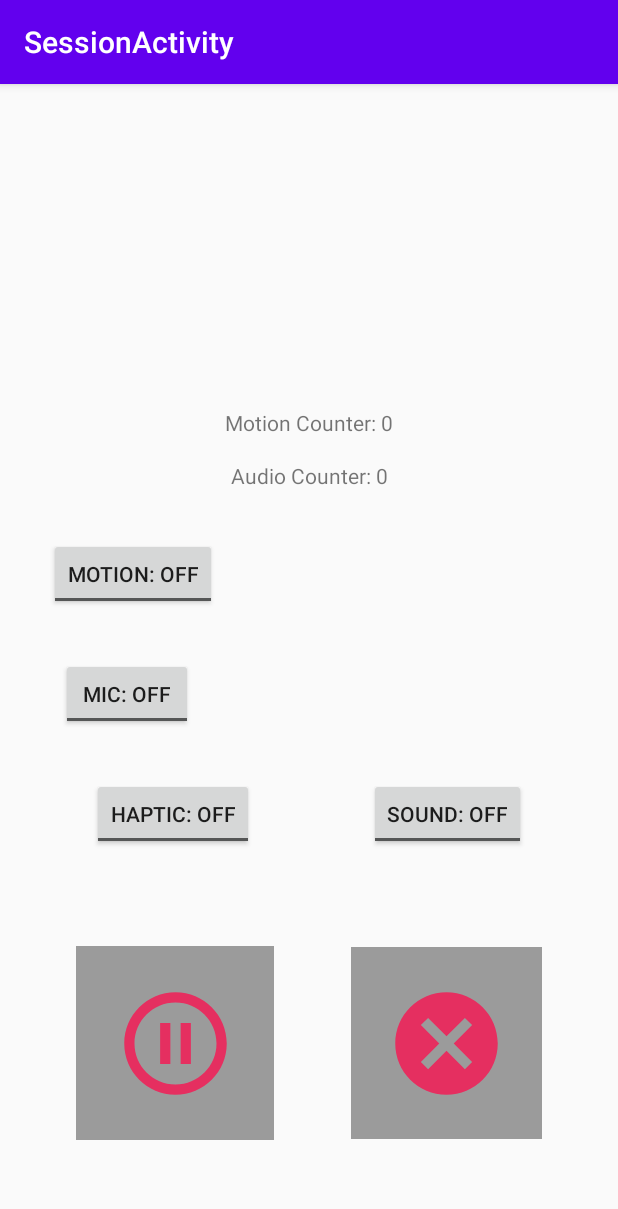
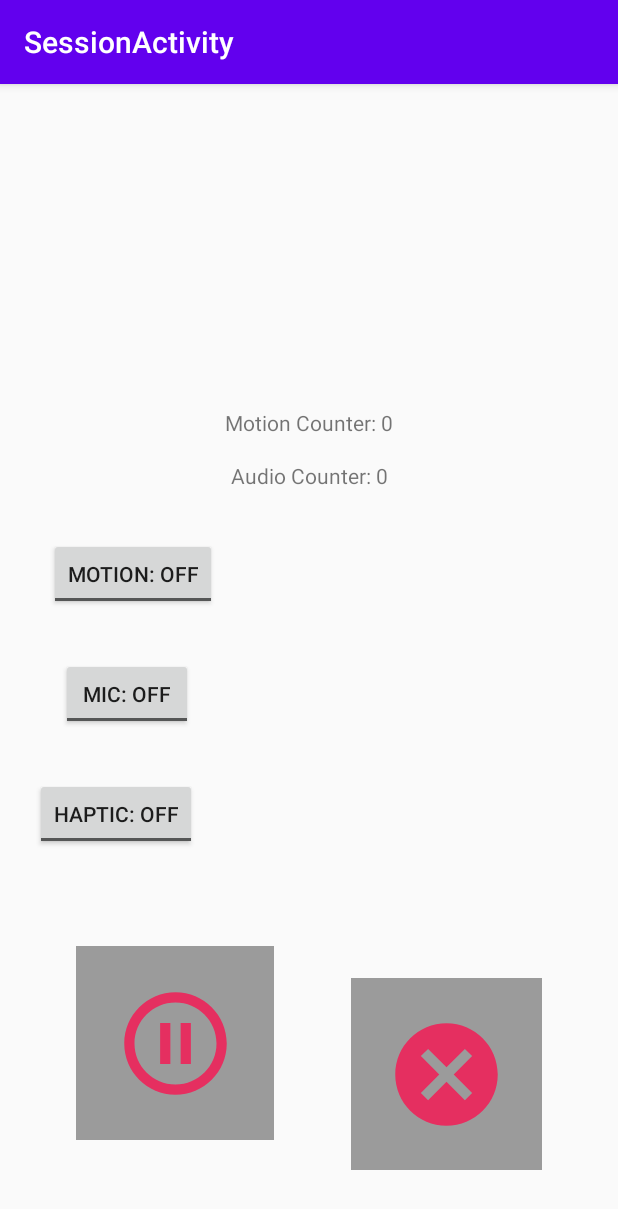
Before and after one commit to jjanton/TicTrac, an Android app: the fragment SessionFragment placed in its activity, on a phone screen of 412 x 824 dp. Shown: the top 1209 px of the screen. Run offline under Robolectric (Android 15) with nearby library versions, the phone set to English and light mode, and no system bars; 3 statements that could not run were skipped.

Commit message:
cleaned up code, fixed a couple bugs

```diff
--- a/app/src/main/java/com/project/tictrac/MainActivity.java
+++ b/app/src/main/java/com/project/tictrac/MainActivity.java
@@ -24,7 +24,6 @@ public class MainActivity extends AppCompatActivity {
 
         // Set button listeners
         setButtonListeners();
-
     }
 
     private void setButtonListeners() {
--- a/app/src/main/java/com/project/tictrac/Utils.java
+++ b/app/src/main/java/com/project/tictrac/Utils.java
@@ -46,4 +46,5 @@ public class Utils {
         context.startActivity(intent);
     }
 
+
 }
--- a/app/src/main/java/com/project/tictrac/session/SessionActivity.java
+++ b/app/src/main/java/com/project/tictrac/session/SessionActivity.java
@@ -27,6 +27,7 @@ public class SessionActivity extends AppCompatActivity implements SessionActivit
      * This is a callback method, called from SessionSetupFragment in order to pass user
      * input values for timer, haptic, audio, and visual feedback from the SessionSetupFragment,
      * to SessionActivity, and then to a SessionFragment we create here
+     *
      * @param details SessionDetails object with values for timer, haptic/audio/visual feedback
      */
     @Override
--- a/app/src/main/java/com/project/tictrac/session/midsession/EndSessionDialogFragment.java
+++ b/app/src/main/java/com/project/tictrac/session/midsession/EndSessionDialogFragment.java
@@ -11,12 +11,10 @@ import androidx.fragment.app.DialogFragment;
 
 import com.project.tictrac.Utils;
 
-// This class referenced (in part) from: https://guides.codepath.com/android/using-dialogfragment
+// This class and methods referenced (in part) from: https://guides.codepath.com/android/using-dialogfragment
 public class EndSessionDialogFragment extends DialogFragment {
 
-    public EndSessionDialogFragment() {
-
-    }
+    public EndSessionDialogFragment() { }
 
     public static EndSessionDialogFragment newInstance(String ticName, String motionCounterValue, String audioCounterValue) {
         EndSessionDialogFragment fragment = new EndSessionDialogFragment();
--- a/app/src/main/java/com/project/tictrac/session/midsession/MotionEventListener.java
+++ b/app/src/main/java/com/project/tictrac/session/midsession/MotionEventListener.java
@@ -63,9 +63,7 @@ public class MotionEventListener extends AppCompatActivity implements SensorEven
                     Utils.vibrate(500, context);
                 }
 
-                mViewModelHandler.post(() -> {
-                    mViewModel.incrementMotionCounter();
-                });
+                mViewModelHandler.post(() -> mViewModel.incrementMotionCounter());
 
                 resetSensor();
             }
@@ -94,7 +92,7 @@ public class MotionEventListener extends AppCompatActivity implements SensorEven
 
     public void resetSensor() {
 
-        if (! mViewModel.isTimerPaused()) {
+        if (!mViewModel.isTimerPaused()) {
             sensorManager.unregisterListener(mViewModel.getMotionEventListener());
             mViewModel.setMotionEventListener(null);
 
--- a/app/src/main/java/com/project/tictrac/session/midsession/SessionFragment.java
+++ b/app/src/main/java/com/project/tictrac/session/midsession/SessionFragment.java
@@ -7,14 +7,12 @@ import android.content.DialogInterface;
 import android.content.pm.PackageManager;
 import android.hardware.Sensor;
 import android.hardware.SensorManager;
-import android.media.MediaRecorder;
 import android.os.Bundle;
 import android.os.CountDownTimer;
 import android.view.LayoutInflater;
 import android.view.View;
 import android.view.ViewGroup;
 import android.view.WindowManager;
-import android.widget.EditText;
 import android.widget.ImageButton;
 import android.widget.RadioButton;
 import android.widget.RadioGroup;
@@ -30,18 +28,12 @@ import androidx.fragment.app.FragmentManager;
 import androidx.lifecycle.Observer;
 import androidx.lifecycle.SavedStateViewModelFactory;
 import androidx.lifecycle.ViewModelProvider;
-import androidx.navigation.NavController;
-import androidx.navigation.Navigation;
-import androidx.navigation.fragment.NavHostFragment;
 
-import com.google.android.material.snackbar.Snackbar;
 import com.project.tictrac.R;
 import com.project.tictrac.Utils;
-import com.project.tictrac.session.SessionActivityCallback;
 import com.project.tictrac.session.presession.SessionDetails;
 
 import java.io.File;
-import java.util.Objects;
 import java.util.concurrent.TimeUnit;
 
 import static android.content.Context.SENSOR_SERVICE;
@@ -63,9 +55,10 @@ public class SessionFragment extends Fragment {
     private RadioGroup motionSensorRadioGroup;
     private RadioGroup audioSensorRadioGroup;
     private ToggleButton hapticFeedbackToggleButton2;
-    private ToggleButton audioFeedbackToggleButton2;
     private ImageButton pauseButton;
     private ImageButton endSessionButton;
+
+    private boolean firstTime;
 
     private boolean motionSensorPreviouslyEnabled = false;
     private boolean audioSensorPreviouslyEnabled = false;
@@ -83,14 +76,12 @@ public class SessionFragment extends Fragment {
     @Override
     public void onPause() {
         super.onPause();
-
         pauseEverything();
     }
 
     @Override
     public void onResume() {
         super.onResume();
-
         resumeEverything();
     }
 
@@ -113,8 +104,6 @@ public class SessionFragment extends Fragment {
                 getActivity().getApplication(), this);
         mViewModel = new ViewModelProvider(this, factory).get(SessionViewModel.class);
 
-        mViewModel.setTimerPaused(false);
-
         sensorManager = (SensorManager) requireContext().getSystemService(SENSOR_SERVICE);
 
         // Get UI elements
@@ -126,7 +115,6 @@ public class SessionFragment extends Fragment {
         motionSensorRadioGroup = getView().findViewById(R.id.motionSensorRadioGroup);
         audioSensorRadioGroup = getView().findViewById(R.id.audioSensorRadioGroup);
         hapticFeedbackToggleButton2 = getView().findViewById(R.id.hapticFeedbackToggleButton2);
-        audioFeedbackToggleButton2 = getView().findViewById(R.id.audioFeedbackToggleButton2);
         motionCounter.setText("Motion Counter: 0");
         audioCounter.setText("Audio Counter: 0");
         pauseButton = getView().findViewById(R.id.pauseButton);
@@ -147,7 +135,6 @@ public class SessionFragment extends Fragment {
             mViewModel.setAudioSensorEnabled(sessionDetails.getAudioSensor());
 
             mViewModel.setHapticFeedbackEnabled(sessionDetails.getHapticFeedback());
-            mViewModel.setAudioFeedbackEnabled(sessionDetails.getAudioFeedback());
 
             mViewModel.setMotionSensitivity(sessionDetails.getMotionSensitivity());
             mViewModel.setAudioSensitivity(sessionDetails.getAudioSensitivity());
@@ -176,7 +163,11 @@ public class SessionFragment extends Fragment {
         OnBackPressedCallback backPressedCallback = new OnBackPressedCallback(true) {
             @Override
             public void handleOnBackPressed() {
-                displayNewLinkPopup(getContext());
+                displayNewPopup(getContext(),
+                        "Warning",
+                        "Any Changes Will Not Be Saved. Are You Sure?",
+                        "Return To Main Menu",
+                        "Cancel");
             }
         };
         requireActivity().getOnBackPressedDispatcher().addCallback(getViewLifecycleOwner(), backPressedCallback);
@@ -247,22 +238,34 @@ public class SessionFragment extends Fragment {
             }
         });
 
-        audioFeedbackToggleButton2.setOnClickListener(new View.OnClickListener() {
-            @Override
-            public void onClick(View v) {
-                mViewModel.setAudioFeedbackEnabled(audioFeedbackToggleButton2.isChecked());
-            }
-        });
-
         pauseButton.setOnClickListener(new View.OnClickListener() {
             @Override
             public void onClick(View v) {
                 if (!mViewModel.isTimerPaused() && countDownTimer != null) {
                     pauseEverything();
-                }
-                else {
+                } else {
                     resumeEverything();
                 }
+            }
+        });
+
+        endSessionButton.setOnClickListener(new View.OnClickListener() {
+            @Override
+            public void onClick(View v) {
+
+                AlertDialog popup = new AlertDialog.Builder(getContext())
+                        .setTitle("Warning")
+                        .setMessage("This Will End The Current Session. Are You Sure?")
+                        .setNegativeButton("Cancel", null)
+                        .setPositiveButton("End Session", new DialogInterface.OnClickListener() {
+                            @Override
+                            public void onClick(DialogInterface dialog, int which) {
+                                pauseEverything();
+                                endSession();
+                            }
+                        })
+                        .create();
+                popup.show();
             }
         });
     }
@@ -308,9 +311,7 @@ public class SessionFragment extends Fragment {
         if (mViewModel.isHapticFeedbackEnabled()) {
             this.hapticFeedbackToggleButton2.setChecked(true);
         }
-        if (mViewModel.isAudioFeedbackEnabled()) {
-            this.audioFeedbackToggleButton2.setChecked(true);
-        }
+
     }
 
     /**
@@ -378,9 +379,10 @@ public class SessionFragment extends Fragment {
         }
     }
 
-    // referenced from https://developer.android.com/reference/android/os/CountDownTimer
+    // referenced (in part) from https://developer.android.com/reference/android/os/CountDownTimer
     private CountDownTimer createCountDownTimer(long millis, int interval) {
         mViewModel.setTimerPaused(false);
+        firstTime = true;
 
         return new CountDownTimer(millis, interval) {
 
@@ -391,7 +393,9 @@ public class SessionFragment extends Fragment {
                     mViewModel.setTimerPaused(true);
                     countDownTimer = null;
                 } else {
+                    firstTime = false;
                     mViewModel.setTimeRemaining(millisUntilFinished);
+                    mViewModel.setTimerPaused(false);
                     countdownTimerTextView.setText(String.format("%s:%s",
                             TimeUnit.MILLISECONDS.toMinutes(millisUntilFinished) % 60,
                             TimeUnit.MILLISECONDS.toSeconds(millisUntilFinished) % 60
@@ -402,21 +406,21 @@ public class SessionFragment extends Fragment {
 
             @Override
             public void onFinish() {
-                System.out.println("IN THE ON FINISH");
-                if (countDownTimer != null && !mViewModel.isTimerPaused()) {
-//                    endSession();
+                if (!firstTime) {
+                    endSession();
                 }
             }
         }.start();
+
     }
 
     // Referenced (in part) from: https://www.sitepoint.com/starting-android-development-creating-todo-app/
-    private void displayNewLinkPopup(Context context) {
+    private void displayNewPopup(Context context, String title, String message, String positive, String negative) {
         AlertDialog popup = new AlertDialog.Builder(context)
-                .setTitle("Warning")
-                .setMessage("Any changes will not be saved. Are you sure?")
-                .setNegativeButton("Cancel", null)
-                .setPositiveButton("Go Back", new DialogInterface.OnClickListener() {
+                .setTitle(title)
+                .setMessage(message)
+                .setNegativeButton(negative, null)
+                .setPositiveButton(positive, new DialogInterface.OnClickListener() {
                     @Override
                     public void onClick(DialogInterface dialog, int which) {
                         stopReadingAudioData();
@@ -463,6 +467,8 @@ public class SessionFragment extends Fragment {
     }
 
     private void endSession() {
+        stopReadingAudioData();
+        stopReadingMotionData();
         createDialogFragment();
     }
 
@@ -479,7 +485,6 @@ public class SessionFragment extends Fragment {
     }
 
     private void pauseEverything() {
-
         if (countDownTimer != null) {
             pauseTimer(mViewModel.getTimeRemaining());
         }
--- a/app/src/main/java/com/project/tictrac/session/midsession/SessionViewModel.java
+++ b/app/src/main/java/com/project/tictrac/session/midsession/SessionViewModel.java
@@ -17,13 +17,11 @@ public class SessionViewModel extends ViewModel {
     private boolean audioSensorEnabled;
 
     private boolean hapticFeedbackEnabled;
-    private boolean audioFeedbackEnabled;
 
     private String motionSensitivity;
     private String audioSensitivity;
 
     private MotionEventListener motionEventListener;
-
 
     public SessionViewModel() {
         motionCounter.setValue(0);
@@ -31,55 +29,87 @@ public class SessionViewModel extends ViewModel {
         motionEventListener = null;
     }
 
-    public MutableLiveData<Integer> getMotionCounter() { return motionCounter; }
+    public MutableLiveData<Integer> getMotionCounter() {
+        return motionCounter;
+    }
 
-    public MutableLiveData<Integer> getAudioCounter() { return audioCounter; }
+    public MutableLiveData<Integer> getAudioCounter() {
+        return audioCounter;
+    }
 
-    void incrementMotionCounter () {
+    void incrementMotionCounter() {
         Integer newValue = (motionCounter == null) ? 0 : motionCounter.getValue() + 1;
         motionCounter.setValue(newValue);
     }
 
-    void incrementAudioCounter () {
+    void incrementAudioCounter() {
         Integer newValue = (audioCounter.getValue() == null) ? 0 : audioCounter.getValue() + 1;
         audioCounter.setValue(newValue);
     }
 
-    public int getTimerValue() { return timerValue; }
+    public int getTimerValue() {
+        return timerValue;
+    }
 
-    public void setTimerValue(int timerValue) { this.timerValue = timerValue; }
+    public void setTimerValue(int timerValue) {
+        this.timerValue = timerValue;
+    }
 
-    public boolean isTimerPaused() { return isTimerPaused; }
+    public boolean isTimerPaused() {
+        return isTimerPaused;
+    }
 
-    public void setTimerPaused(boolean timerPaused) { isTimerPaused = timerPaused; }
+    public void setTimerPaused(boolean timerPaused) {
+        isTimerPaused = timerPaused;
+    }
 
-    public String getTicName() { return ticName; }
+    public String getTicName() {
+        return ticName;
+    }
 
-    public void setTicName(String ticName) { this.ticName = ticName; }
+    public void setTicName(String ticName) {
+        this.ticName = ticName;
+    }
 
-    public boolean isMotionSensorEnabled() { return motionSensorEnabled; }
+    public boolean isMotionSensorEnabled() {
+        return motionSensorEnabled;
+    }
 
-    public void setMotionSensorEnabled(boolean motionSensorEnabled) { this.motionSensorEnabled = motionSensorEnabled; }
+    public void setMotionSensorEnabled(boolean motionSensorEnabled) {
+        this.motionSensorEnabled = motionSensorEnabled;
+    }
 
-    public boolean isAudioSensorEnabled() { return audioSensorEnabled; }
+    public boolean isAudioSensorEnabled() {
+        return audioSensorEnabled;
+    }
 
-    public void setAudioSensorEnabled(boolean audioSensorEnabled) { this.audioSensorEnabled = audioSensorEnabled; }
+    public void setAudioSensorEnabled(boolean audioSensorEnabled) {
+        this.audioSensorEnabled = audioSensorEnabled;
+    }
 
-    public boolean isHapticFeedbackEnabled() { return hapticFeedbackEnabled; }
+    public boolean isHapticFeedbackEnabled() {
+        return hapticFeedbackEnabled;
+    }
 
-    public void setHapticFeedbackEnabled(boolean hapticFeedbackEnabled) { this.hapticFeedbackEnabled = hapticFeedbackEnabled; }
+    public void setHapticFeedbackEnabled(boolean hapticFeedbackEnabled) {
+        this.hapticFeedbackEnabled = hapticFeedbackEnabled;
+    }
 
-    public boolean isAudioFeedbackEnabled() { return audioFeedbackEnabled; }
+    public String getMotionSensitivity() {
+        return motionSensitivity;
+    }
 
-    public void setAudioFeedbackEnabled(boolean audioFeedbackEnabled) { this.audioFeedbackEnabled = audioFeedbackEnabled; }
+    public void setMotionSensitivity(String motionSensitivity) {
+        this.motionSensitivity = motionSensitivity;
+    }
 
-    public String getMotionSensitivity() { return motionSensitivity; }
+    public String getAudioSensitivity() {
+        return audioSensitivity;
+    }
 
-    public void setMotionSensitivity(String motionSensitivity) { this.motionSensitivity = motionSensitivity; }
-
-    public String getAudioSensitivity() { return audioSensitivity; }
-
-    public void setAudioSensitivity(String audioSensitivity) { this.audioSensitivity = audioSensitivity; }
+    public void setAudioSensitivity(String audioSensitivity) {
+        this.audioSensitivity = audioSensitivity;
+    }
 
     public long getTimeRemaining() {
         return timeRemaining;
--- a/app/src/main/java/com/project/tictrac/session/presession/SessionSetupFragment.java
+++ b/app/src/main/java/com/project/tictrac/session/presession/SessionSetupFragment.java
@@ -37,7 +37,6 @@ public class SessionSetupFragment extends Fragment {
     private ToggleButton motionSensorToggleButton;
     private ToggleButton audioSensorToggleButton;
     private ToggleButton hapticFeedbackToggleButton;
-    private ToggleButton audioFeedbackToggleButton;
     private RadioGroup motionSensorRadioGroup;
     private RadioGroup audioSensorRadioGroup;
 
@@ -92,7 +91,6 @@ public class SessionSetupFragment extends Fragment {
         motionSensorToggleButton = getView().findViewById(R.id.motionSensorToggleButton);
         audioSensorToggleButton = getView().findViewById(R.id.audioSensorToggleButton);
         hapticFeedbackToggleButton = getView().findViewById(R.id.hapticFeedbackToggleButton);
-        audioFeedbackToggleButton = getView().findViewById(R.id.audioFeedbackToggleButton);
         audioSensorRadioGroup = getView().findViewById(R.id.audioSensorRadioGroup);
         motionSensorRadioGroup = getView().findViewById(R.id.motionSensorRadioGroup);
         startSessionButton = getView().findViewById(R.id.startSessionButton);
@@ -148,7 +146,7 @@ public class SessionSetupFragment extends Fragment {
             if (timerTextView.getText().toString().equals("")
                     || Integer.parseInt(timerTextView.getText().toString()) < 1
                     || ticNameTextView.getText().toString().equals("")) {
-                Toast.makeText(getContext(), "Enter a tic name and a timer value of at least 1 minute!",
+                Toast.makeText(getContext(), "Please Enter A Tic Name And A Timer Value Of At Least 1 Minute",
                         Toast.LENGTH_SHORT).show();
                 return;
             }
@@ -160,8 +158,7 @@ public class SessionSetupFragment extends Fragment {
                     audioSensorToggleButton.isChecked(),
                     motionSensorRadioButton == null ? "Medium" : motionSensorRadioButton.getText().toString(),
                     audioSensorRadioButton == null ? "Medium" : audioSensorRadioButton.getText().toString(),
-                    hapticFeedbackToggleButton.isChecked(),
-                    audioFeedbackToggleButton.isChecked()
+                    hapticFeedbackToggleButton.isChecked()
             );
 
             activityCallback.beginSessionButtonClicked(details);
@@ -174,7 +171,6 @@ public class SessionSetupFragment extends Fragment {
         motionSensorToggleButton.setChecked(false);
         audioSensorToggleButton.setChecked(false);
         hapticFeedbackToggleButton.setChecked(false);
-        audioFeedbackToggleButton.setChecked(false);
         Utils.setRadioGroup(motionSensorRadioGroup, false);
         Utils.setRadioGroup(audioSensorRadioGroup, false);
         motionSensorRadioGroup.clearCheck();
--- a/app/src/main/res/layout/session_fragment.xml
+++ b/app/src/main/res/layout/session_fragment.xml
@@ -158,25 +158,13 @@
         android:layout_width="wrap_content"
         android:layout_height="wrap_content"
         android:layout_marginHorizontal="16sp"
+        android:layout_marginStart="32dp"
         android:layout_marginTop="32dp"
+        android:layout_marginEnd="289dp"
         android:textOff="@string/haptic_feedback_off"
         android:textOn="@string/haptic_feedback_on"
-        app:layout_constraintEnd_toStartOf="@+id/audioFeedbackToggleButton2"
-        app:layout_constraintHorizontal_bias="0.5"
+        app:layout_constraintEnd_toEndOf="parent"
         app:layout_constraintStart_toStartOf="parent"
-        app:layout_constraintTop_toBottomOf="@id/audioSensorToggleButton2" />
-
-    <ToggleButton
-        android:id="@+id/audioFeedbackToggleButton2"
-        android:layout_width="wrap_content"
-        android:layout_height="wrap_content"
-        android:layout_marginHorizontal="16sp"
-        android:layout_marginTop="32dp"
-        android:textOff="@string/sound_off"
-        android:textOn="@string/sound_on"
-        app:layout_constraintEnd_toEndOf="parent"
-        app:layout_constraintHorizontal_bias="0.5"
-        app:layout_constraintStart_toEndOf="@+id/hapticFeedbackToggleButton2"
         app:layout_constraintTop_toBottomOf="@id/audioSensorToggleButton2" />
 
     <ImageButton
@@ -195,13 +183,13 @@
         android:id="@+id/endSessionButton"
         android:layout_width="127dp"
         android:layout_height="128dp"
+        android:layout_marginBottom="44dp"
+        android:background="@color/material_on_background_disabled"
         android:src="@drawable/ic_baseline_cancel_24"
-        android:background="@color/material_on_background_disabled"
         app:layout_constraintBottom_toBottomOf="parent"
         app:layout_constraintEnd_toEndOf="parent"
         app:layout_constraintHorizontal_bias="0.5"
-        app:layout_constraintStart_toEndOf="@+id/pauseButton"
-        app:layout_constraintTop_toBottomOf="@+id/audioFeedbackToggleButton2" />
+        app:layout_constraintStart_toEndOf="@+id/pauseButton" />
 
 
 </androidx.constraintlayout.widget.ConstraintLayout>
```
Also changed, not shown: app/src/main/java/com/project/tictrac/session/midsession/RunnableThread.java (+0 -15 lines), app/src/main/java/com/project/tictrac/session/presession/SessionDetails.java (+1 -7 lines), app/src/main/res/layout/session_setup_fragment.xml (+4 -17 lines).
